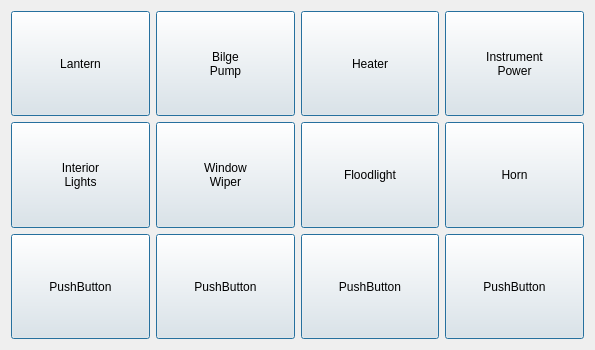
geirwanvik/WDrov, file WDguiBoat/WDguiBoat/hmi/instrumentform.ui: the form before one commit.
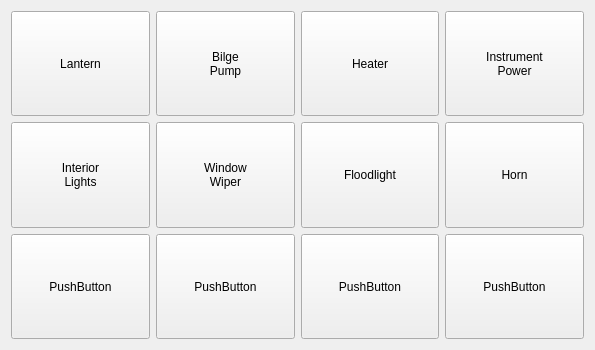
The form after the commit.

```diff
--- a/WDguiBoat/WDguiBoat/hmi/instrumentform.ui
+++ b/WDguiBoat/WDguiBoat/hmi/instrumentform.ui
@@ -29,7 +29,7 @@
       <string>PushButton</string>
      </property>
      <property name="default">
-      <bool>true</bool>
+      <bool>false</bool>
      </property>
     </widget>
    </item>
@@ -54,7 +54,7 @@
       <bool>false</bool>
      </property>
      <property name="default">
-      <bool>true</bool>
+      <bool>false</bool>
      </property>
      <property name="flat">
       <bool>false</bool>
@@ -82,7 +82,7 @@
       <bool>false</bool>
      </property>
      <property name="default">
-      <bool>true</bool>
+      <bool>false</bool>
      </property>
      <property name="flat">
       <bool>false</bool>
@@ -110,7 +110,7 @@
       <bool>false</bool>
      </property>
      <property name="default">
-      <bool>true</bool>
+      <bool>false</bool>
      </property>
      <property name="flat">
       <bool>false</bool>
@@ -139,7 +139,7 @@
       <bool>false</bool>
      </property>
      <property name="default">
-      <bool>true</bool>
+      <bool>false</bool>
      </property>
      <property name="flat">
       <bool>false</bool>
@@ -168,7 +168,7 @@
       <bool>false</bool>
      </property>
      <property name="default">
-      <bool>true</bool>
+      <bool>false</bool>
      </property>
      <property name="flat">
       <bool>false</bool>
@@ -194,7 +194,7 @@
       <bool>false</bool>
      </property>
      <property name="default">
-      <bool>true</bool>
+      <bool>false</bool>
      </property>
      <property name="flat">
       <bool>false</bool>
@@ -222,7 +222,7 @@
       <bool>false</bool>
      </property>
      <property name="default">
-      <bool>true</bool>
+      <bool>false</bool>
      </property>
      <property name="flat">
       <bool>false</bool>
@@ -251,7 +251,7 @@
       <bool>false</bool>
      </property>
      <property name="default">
-      <bool>true</bool>
+      <bool>false</bool>
      </property>
      <property name="flat">
       <bool>false</bool>
@@ -279,7 +279,7 @@
       <bool>false</bool>
      </property>
      <property name="default">
-      <bool>true</bool>
+      <bool>false</bool>
      </property>
      <property name="flat">
       <bool>false</bool>
@@ -307,7 +307,7 @@
       <bool>false</bool>
      </property>
      <property name="default">
-      <bool>true</bool>
+      <bool>false</bool>
      </property>
      <property name="flat">
       <bool>false</bool>
@@ -329,7 +329,7 @@
       <string>Floodlight</string>
      </property>
      <property name="default">
-      <bool>true</bool>
+      <bool>false</bool>
      </property>
     </widget>
    </item>
```
